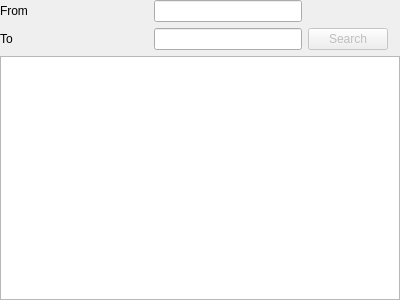
BugenZhao/MTAnalyzer, file pathsearchwidget.ui: the form before one commit.
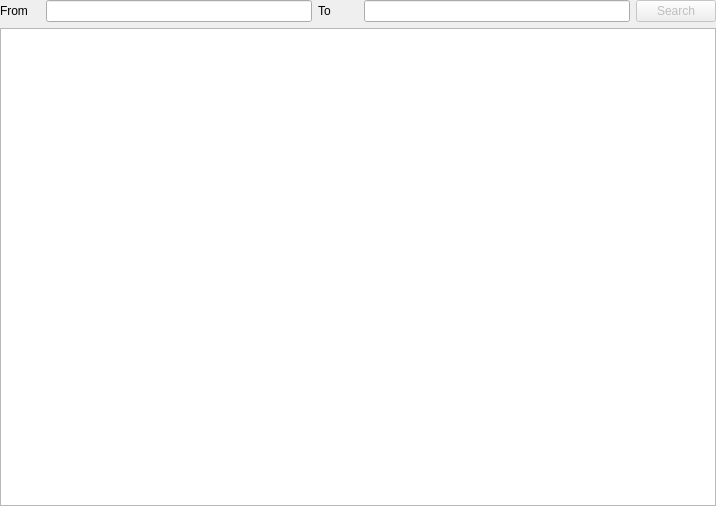
The form after the commit.

Patch:
```diff
--- a/pathsearchwidget.ui
+++ b/pathsearchwidget.ui
@@ -6,8 +6,8 @@
    <rect>
     <x>0</x>
     <y>0</y>
-    <width>400</width>
-    <height>300</height>
+    <width>716</width>
+    <height>506</height>
    </rect>
   </property>
   <property name="windowTitle">
@@ -31,33 +31,20 @@
      <item row="0" column="1">
       <widget class="QLineEdit" name="fromEdit"/>
      </item>
-     <item row="1" column="0">
-      <widget class="QLabel" name="label_2">
-       <property name="sizePolicy">
-        <sizepolicy hsizetype="Expanding" vsizetype="Preferred">
-         <horstretch>0</horstretch>
-         <verstretch>0</verstretch>
-        </sizepolicy>
-       </property>
-       <property name="text">
-        <string>To</string>
-       </property>
-       <property name="buddy">
-        <cstring>toEdit</cstring>
-       </property>
-      </widget>
-     </item>
-     <item row="1" column="1">
-      <widget class="QLineEdit" name="toEdit"/>
-     </item>
      <item row="0" column="0">
       <widget class="QLabel" name="label">
        <property name="sizePolicy">
-        <sizepolicy hsizetype="Expanding" vsizetype="Preferred">
+        <sizepolicy hsizetype="Fixed" vsizetype="Preferred">
          <horstretch>0</horstretch>
          <verstretch>0</verstretch>
         </sizepolicy>
        </property>
+       <property name="minimumSize">
+        <size>
+         <width>40</width>
+         <height>0</height>
+        </size>
+       </property>
        <property name="text">
         <string>From</string>
        </property>
@@ -76,7 +63,32 @@
        </property>
       </widget>
      </item>
-     <item row="1" column="2">
+     <item row="0" column="2">
+      <widget class="QLabel" name="label_2">
+       <property name="sizePolicy">
+        <sizepolicy hsizetype="Fixed" vsizetype="Preferred">
+         <horstretch>0</horstretch>
+         <verstretch>0</verstretch>
+        </sizepolicy>
+       </property>
+       <property name="minimumSize">
+        <size>
+         <width>40</width>
+         <height>0</height>
+        </size>
+       </property>
+       <property name="text">
+        <string>To</string>
+       </property>
+       <property name="buddy">
+        <cstring>toEdit</cstring>
+       </property>
+      </widget>
+     </item>
+     <item row="0" column="3">
+      <widget class="QLineEdit" name="toEdit"/>
+     </item>
+     <item row="0" column="4">
       <widget class="QPushButton" name="searchButton">
        <property name="enabled">
         <bool>false</bool>
```
